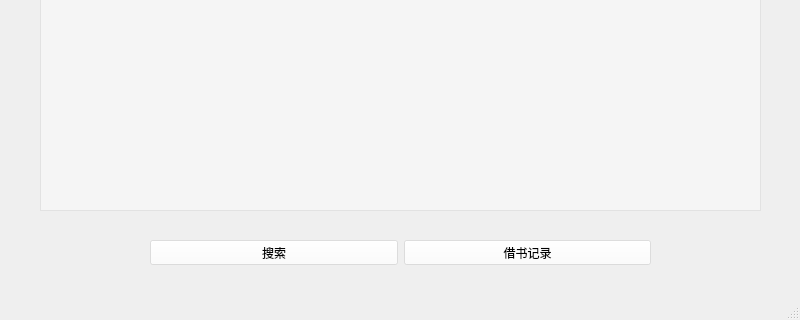
Old version of the form LibraryManagementSystem/usergui.ui in the repository jkxing/LibraryManagementSystem; both pictures show x 0 to 800 and y 280 to 600 of the 800 by 600 pixel window.
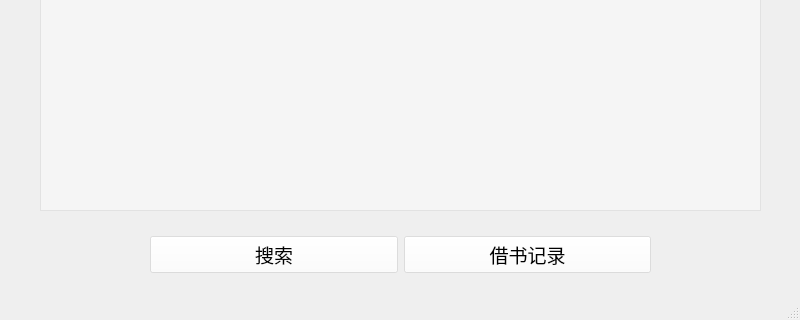
New version of the form.

Diff of the .ui file:
```diff
--- a/LibraryManagementSystem/usergui.ui
+++ b/LibraryManagementSystem/usergui.ui
@@ -31,14 +31,19 @@
     <property name="geometry">
      <rect>
       <x>150</x>
-      <y>520</y>
+      <y>504</y>
       <width>501</width>
-      <height>25</height>
+      <height>61</height>
      </rect>
     </property>
     <layout class="QHBoxLayout" name="horizontalLayout">
      <item>
       <widget class="QPushButton" name="Search">
+       <property name="font">
+        <font>
+         <pointsize>14</pointsize>
+        </font>
+       </property>
        <property name="styleSheet">
         <string notr="true">background-color: rgba(255, 255, 255, 100);</string>
        </property>
@@ -49,6 +54,11 @@
      </item>
      <item>
       <widget class="QPushButton" name="Record">
+       <property name="font">
+        <font>
+         <pointsize>14</pointsize>
+        </font>
+       </property>
        <property name="styleSheet">
         <string notr="true">background-color: rgba(255, 255, 255, 100);</string>
        </property>
```
